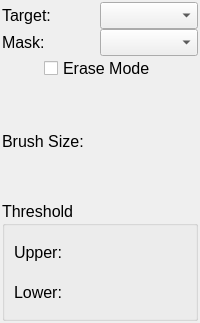
Qt form src/Interface/ToolInterface/PaintToolInterface.ui (SCIInstitute/Seg3D) before a commit.
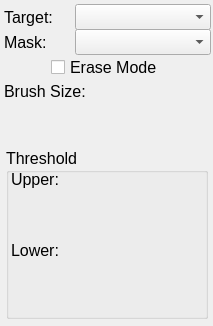
The same form after that commit.

What changed in the file:
```diff
--- a/src/Interface/ToolInterface/PaintToolInterface.ui
+++ b/src/Interface/ToolInterface/PaintToolInterface.ui
@@ -6,16 +6,34 @@
    <rect>
     <x>0</x>
     <y>0</y>
-    <width>200</width>
-    <height>323</height>
+    <width>213</width>
+    <height>326</height>
    </rect>
   </property>
    <property name="sizePolicy">
-   <sizepolicy hsizetype="Preferred" vsizetype="Fixed">
+   <sizepolicy hsizetype="Fixed" vsizetype="Fixed">
     <horstretch>0</horstretch>
     <verstretch>0</verstretch>
    </sizepolicy>
   </property>
+  <property name="minimumSize">
+   <size>
+    <width>213</width>
+    <height>326</height>
+   </size>
+  </property>
+  <property name="maximumSize">
+   <size>
+    <width>213</width>
+    <height>326</height>
+   </size>
+  </property>
+  <property name="baseSize">
+   <size>
+    <width>213</width>
+    <height>326</height>
+   </size>
+  </property>
   <property name="font">
    <font>
     <pointsize>12</pointsize>
@@ -24,42 +42,15 @@
   <property name="windowTitle">
    <string>PaintTool</string>
   </property>
-  <layout class="QVBoxLayout" name="verticalLayout_2">
-   <property name="spacing">
-    <number>0</number>
+  <widget class="QWidget" name="layoutWidget">
+   <property name="geometry">
+    <rect>
+     <x>4</x>
+     <y>54</y>
+     <width>205</width>
+     <height>27</height>
+    </rect>
    </property>
-   <property name="margin">
-    <number>2</number>
-   </property>
-   <item>
-    <layout class="QHBoxLayout" name="activeHLayout">
-     <item>
-      <widget class="QLabel" name="activeLabel">
-       <property name="text">
-        <string>Target:</string>
-       </property>
-      </widget>
-     </item>
-     <item>
-      <widget class="QComboBox" name="activeComboBox"/>
-     </item>
-    </layout>
-   </item>
-   <item>
-    <layout class="QHBoxLayout" name="maskHLayout">
-     <item>
-      <widget class="QLabel" name="maskLabel">
-       <property name="text">
-        <string>Mask:</string>
-       </property>
-      </widget>
-     </item>
-     <item>
-      <widget class="QComboBox" name="maskComboBox"/>
-     </item>
-    </layout>
-   </item>
-   <item>
     <layout class="QHBoxLayout" name="eraseHLayout">
      <item>
       <spacer name="eraseHSpacer_left">
@@ -95,8 +86,70 @@
       </spacer>
      </item>
     </layout>
+  </widget>
+  <widget class="QWidget" name="layoutWidget_2">
+   <property name="geometry">
+    <rect>
+     <x>4</x>
+     <y>4</y>
+     <width>207</width>
+     <height>26</height>
+    </rect>
+   </property>
+   <layout class="QHBoxLayout" name="activeHLayout" stretch="1,2">
+    <property name="spacing">
+     <number>3</number>
+    </property>
+    <item>
+     <widget class="QLabel" name="activeLabel">
+      <property name="text">
+       <string>Target:</string>
+      </property>
+     </widget>
    </item>
    <item>
+     <widget class="QComboBox" name="activeComboBox">
+      <property name="layoutDirection">
+       <enum>Qt::LeftToRight</enum>
+      </property>
+     </widget>
+    </item>
+   </layout>
+  </widget>
+  <widget class="QWidget" name="layoutWidget_4">
+   <property name="geometry">
+    <rect>
+     <x>4</x>
+     <y>29</y>
+     <width>207</width>
+     <height>26</height>
+    </rect>
+   </property>
+   <layout class="QHBoxLayout" name="maskHLayout" stretch="1,2">
+    <property name="spacing">
+     <number>3</number>
+    </property>
+    <item>
+     <widget class="QLabel" name="maskLabel">
+      <property name="text">
+       <string>Mask:</string>
+      </property>
+     </widget>
+    </item>
+    <item>
+     <widget class="QComboBox" name="maskComboBox"/>
+    </item>
+   </layout>
+  </widget>
+  <widget class="QWidget" name="layoutWidget_5">
+   <property name="geometry">
+    <rect>
+     <x>4</x>
+     <y>80</y>
+     <width>205</width>
+     <height>22</height>
+    </rect>
+   </property>
     <layout class="QHBoxLayout" name="brushHLayout">
      <property name="spacing">
       <number>0</number>
@@ -122,27 +175,53 @@
       </spacer>
      </item>
     </layout>
-   </item>
-   <item>
-    <layout class="QVBoxLayout" name="verticalLayout">
-     <property name="spacing">
-      <number>0</number>
-     </property>
-     <property name="sizeConstraint">
-      <enum>QLayout::SetDefaultConstraint</enum>
-     </property>
-    </layout>
-   </item>
-   <item>
+  </widget>
     <widget class="QGroupBox" name="thresholdGroupBox">
+   <property name="geometry">
+    <rect>
+     <x>6</x>
+     <y>148</y>
+     <width>202</width>
+     <height>171</height>
+    </rect>
+   </property>
      <property name="title">
       <string>Threshold</string>
      </property>
      <property name="flat">
       <bool>false</bool>
      </property>
-     <layout class="QVBoxLayout" name="verticalLayout_3">
-      <item>
+   <widget class="QWidget" name="layoutWidget_6">
+    <property name="geometry">
+     <rect>
+      <x>5</x>
+      <y>112</y>
+      <width>193</width>
+      <height>51</height>
+     </rect>
+    </property>
+    <layout class="QHBoxLayout" name="lowerHLayout_bottom"/>
+   </widget>
+   <widget class="QWidget" name="layoutWidget_7">
+    <property name="geometry">
+     <rect>
+      <x>5</x>
+      <y>41</y>
+      <width>193</width>
+      <height>51</height>
+     </rect>
+    </property>
+    <layout class="QHBoxLayout" name="upperHLayout_bottom"/>
+   </widget>
+   <widget class="QWidget" name="layoutWidget_8">
+    <property name="geometry">
+     <rect>
+      <x>5</x>
+      <y>20</y>
+      <width>193</width>
+      <height>22</height>
+     </rect>
+    </property>
        <layout class="QHBoxLayout" name="upperHLayout_top">
         <item>
          <widget class="QLabel" name="upperLabel">
@@ -165,11 +244,16 @@
          </spacer>
         </item>
        </layout>
-      </item>
-      <item>
-       <layout class="QHBoxLayout" name="upperHLayout_bottom"/>
-      </item>
-      <item>
+   </widget>
+   <widget class="QWidget" name="layoutWidget_9">
+    <property name="geometry">
+     <rect>
+      <x>5</x>
+      <y>91</y>
+      <width>193</width>
+      <height>22</height>
+     </rect>
+    </property>
        <layout class="QHBoxLayout" name="lowerHLayout_top">
         <item>
          <widget class="QLabel" name="lowerLabel">
@@ -192,14 +276,26 @@
          </spacer>
         </item>
        </layout>
-      </item>
-      <item>
-       <layout class="QHBoxLayout" name="lowerHLayout_bottom"/>
-      </item>
-     </layout>
-    </widget>
-   </item>
-  </layout>
+   </widget>
+  </widget>
+  <widget class="QWidget" name="layoutWidget">
+   <property name="geometry">
+    <rect>
+     <x>4</x>
+     <y>101</y>
+     <width>205</width>
+     <height>51</height>
+    </rect>
+   </property>
+   <layout class="QVBoxLayout" name="verticalLayout">
+    <property name="spacing">
+     <number>0</number>
+    </property>
+    <property name="sizeConstraint">
+     <enum>QLayout::SetDefaultConstraint</enum>
+    </property>
+   </layout>
+  </widget>
  </widget>
  <resources/>
  <connections/>
```
Left out of the diff: 2 changed lines with no effect on the pictures. Lines whose indentation alone changed are shown as unchanged.
